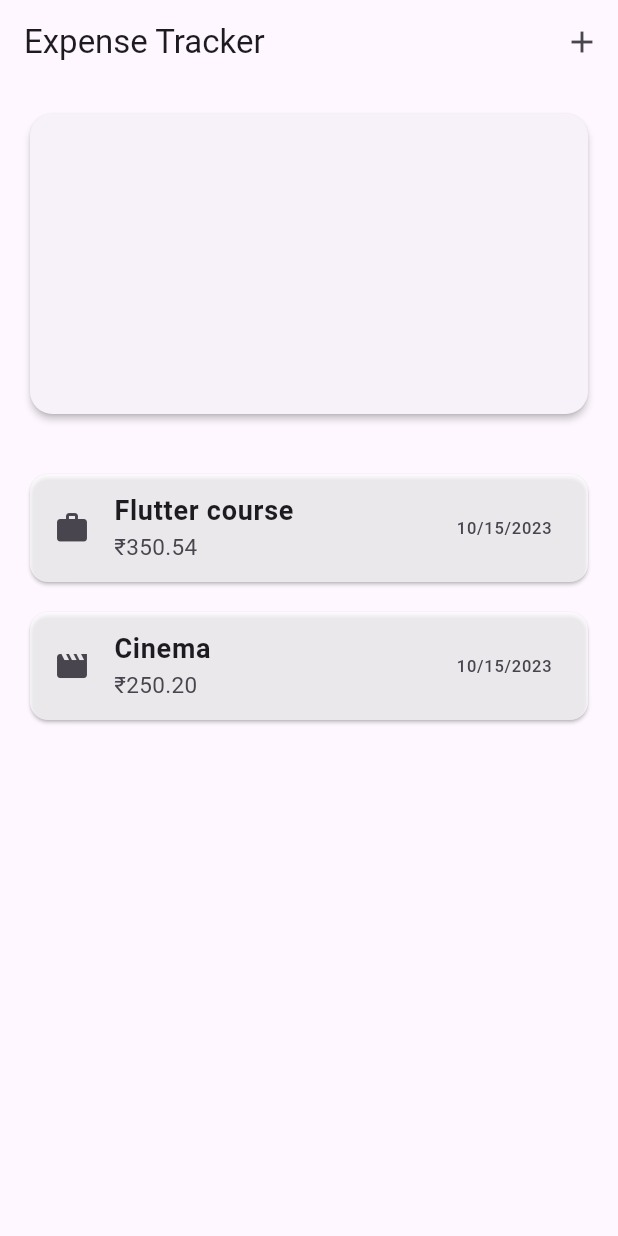
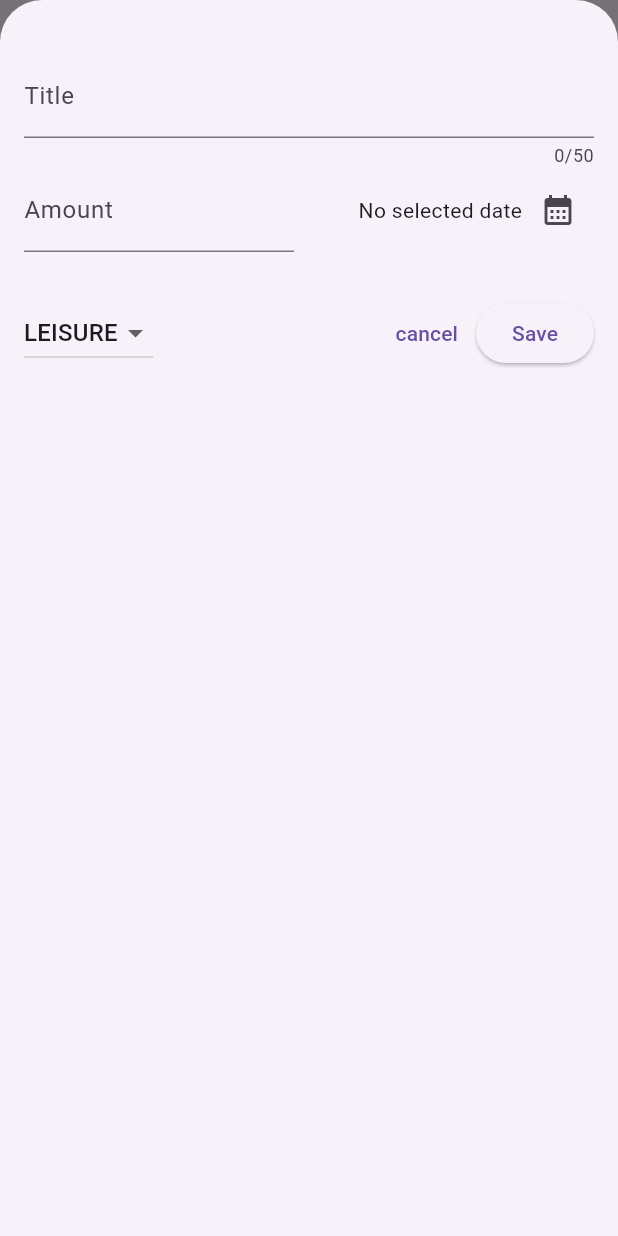
Before and after one commit to TheShivamPatel/expense_tracker, a Flutter app: the screen it shows after launch, after a tap on the "add" icon, on a phone screen of 412 x 824 dp. Run offline on Flutter 3.47's test engine with Material 2 defaults, Android fonts, the phone set to English and light mode, and no system bars.

Commit message:
Implemented add new expense.

```diff
--- a/lib/models/expenses_model.dart
+++ b/lib/models/expenses_model.dart
@@ -24,7 +24,6 @@ class ExpensesModel {
   }) : id = uuid.v4();
 
   final String id;
-
   final String title;
   final double amount;
   final DateTime date;
--- a/lib/widgets/expenses.dart
+++ b/lib/widgets/expenses.dart
@@ -1,4 +1,5 @@
 import 'package:expense_tracker/widgets/expenses_list/expense_list.dart';
+import 'package:expense_tracker/widgets/new_expense.dart';
 import 'package:flutter/material.dart';
 
 import '../models/expenses_model.dart';
@@ -28,6 +29,35 @@ class _ExpensesState extends State<Expenses> {
     ),
   ];
 
+  void addExpenseToList(
+      String title, double amount, DateTime date, Category category) {
+    setState(() {
+      _dummyList.add(
+        ExpensesModel(
+          title: title,
+          amount: amount,
+          date: date,
+          category: category,
+        ),
+      );
+    });
+  }
+
+  void _openAddExpenseOverlay() {
+    showModalBottomSheet(
+      isScrollControlled: true,
+      context: context,
+      builder: (ctx) => SizedBox(
+        width: double.infinity,
+        child: Center(
+          child: NewExpense(
+            newExpense: addExpenseToList,
+          ),
+        ),
+      ),
+    );
+  }
+
   @override
   Widget build(BuildContext context) {
     return Scaffold(
@@ -35,7 +65,7 @@ class _ExpensesState extends State<Expenses> {
         title: const Text('Expense Tracker'),
         actions: [
           IconButton(
-            onPressed: () {},
+            onPressed: _openAddExpenseOverlay,
             icon: const Icon(
               Icons.add,
             ),
--- a/lib/widgets/expenses_list/expenses_item.dart
+++ b/lib/widgets/expenses_list/expenses_item.dart
@@ -10,7 +10,6 @@ class ExpensesItem extends StatelessWidget {
   Widget build(BuildContext context) {
     return Card(
       margin: const EdgeInsets.only(top: 20, left: 20, right: 20),
-      color: Colors.white70,
       shape: RoundedRectangleBorder(
         borderRadius: BorderRadius.circular(12),
       ),
--- /dev/null
+++ b/lib/widgets/new_expense.dart
@@ -0,0 +1,158 @@
+import 'package:expense_tracker/models/expenses_model.dart';
+import 'package:flutter/material.dart';
+
+class NewExpense extends StatefulWidget {
+  const NewExpense({super.key, required this.newExpense});
+
+  final void Function(String title, double amount, DateTime date, Category category) newExpense;
+
+  @override
+  State<NewExpense> createState() => _NewExpenseState();
+}
+
+class _NewExpenseState extends State<NewExpense> {
+  final _titleController = TextEditingController();
+  final _amountController = TextEditingController();
+  DateTime? _selectedDate;
+  Category _selectedCategory = Category.leisure;
+
+  void _presentDatePicker() async {
+    final now = DateTime.now();
+    final firstDate = DateTime(now.year - 1, now.month, now.day);
+    final pickedDate = await showDatePicker(
+      context: context,
+      initialDate: now,
+      firstDate: firstDate,
+      lastDate: now,
+    );
+    // this line can execute when we picked the date
+    setState(() {
+      _selectedDate = pickedDate;
+    });
+  }
+
+  void _submitExpenseDate() {
+    final enteredAmount = double.tryParse(_amountController.text);
+    final amountIsInvalid = enteredAmount == null || enteredAmount <= 0;
+
+    if (_titleController.text.trim().isEmpty ||
+        amountIsInvalid ||
+        _selectedDate == null) {
+      showDialog(
+        context: context,
+        builder: (ctx) => AlertDialog(
+          title: const Text('AlertDialog Title'),
+          content: const Text(
+              'please make sure a valid title, amount, date and category was entered.'),
+          actions: [
+            TextButton(
+              onPressed: () {
+                Navigator.of(ctx).pop();
+              },
+              child: const Text('Okay'),
+            )
+          ],
+        ),
+      );
+      return;
+    }
+
+    // ....
+    widget.newExpense(_titleController.text , enteredAmount , _selectedDate! , _selectedCategory);
+    return Navigator.pop(context);
+  }
+
+  @override
+  void dispose() {
+    _titleController.dispose();
+    _amountController.dispose();
+    super.dispose();
+  }
+
+  @override
+  Widget build(BuildContext context) {
+    return Padding(
+      padding: const EdgeInsets.all(16),
+      child: Column(
+        children: [
+          const SizedBox(
+            height: 20,
+          ),
+          TextField(
+            controller: _titleController,
+            maxLength: 50,
+            decoration: const InputDecoration(
+              label: Text('Title'),
+            ),
+          ),
+          Row(
+            children: [
+              Expanded(
+                child: TextField(
+                  controller: _amountController,
+                  keyboardType: TextInputType.number,
+                  decoration: const InputDecoration(
+                    label: Text('Amount'),
+                    prefixText: '₹',
+                  ),
+                ),
+              ),
+              const SizedBox(
+                width: 20,
+              ),
+              Expanded(
+                child: Row(
+                  mainAxisAlignment: MainAxisAlignment.end,
+                  children: [
+                    Text(_selectedDate == null
+                        ? 'No selected date'
+                        : formatter.format(_selectedDate!)),
+                    IconButton(
+                      onPressed: _presentDatePicker,
+                      icon: const Icon(Icons.calendar_month),
+                    ),
+                  ],
+                ),
+              )
+            ],
+          ),
+          const SizedBox(
+            height: 30,
+          ),
+          Row(
+            children: [
+              DropdownButton(
+                  value: _selectedCategory,
+                  items: Category.values
+                      .map(
+                        (category) => DropdownMenuItem(
+                          value: category,
+                          child: Text(
+                            category.name.toUpperCase(),
+                          ),
+                        ),
+                      )
+                      .toList(),
+                  onChanged: (value) {
+                    setState(() {
+                      _selectedCategory = value!;
+                    });
+                  }),
+              const Spacer(),
+              TextButton(
+                onPressed: () {
+                  Navigator.of(context).pop();
+                },
+                child: const Text('cancel'),
+              ),
+              ElevatedButton(
+                onPressed: _submitExpenseDate,
+                child: const Text('Save'),
+              ),
+            ],
+          ),
+        ],
+      ),
+    );
+  }
+}
```
